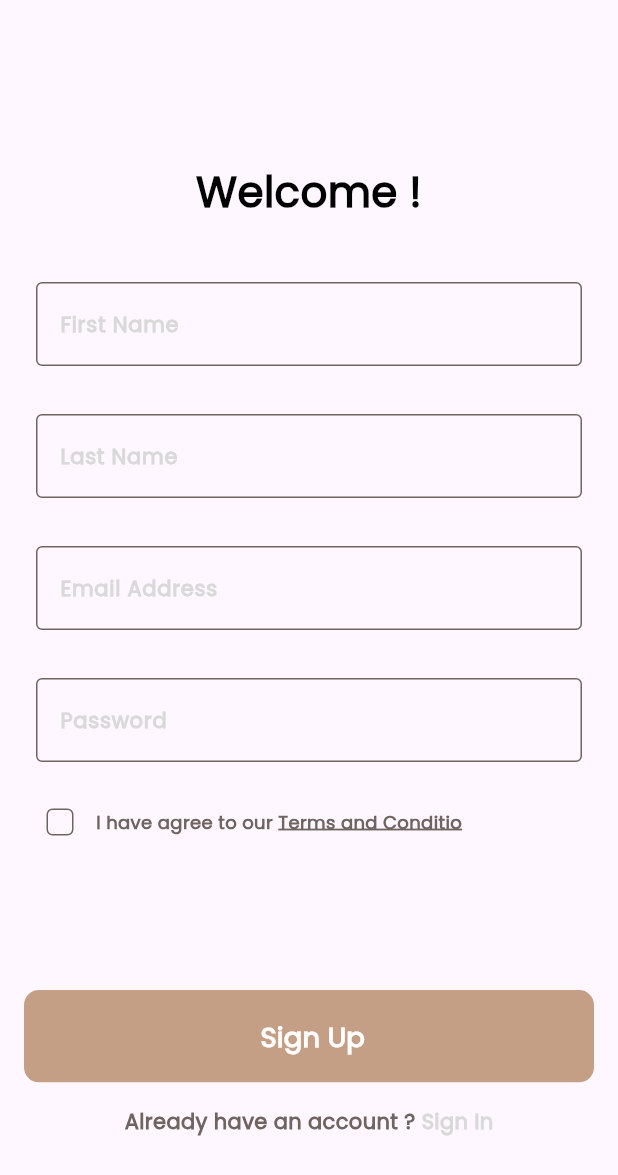
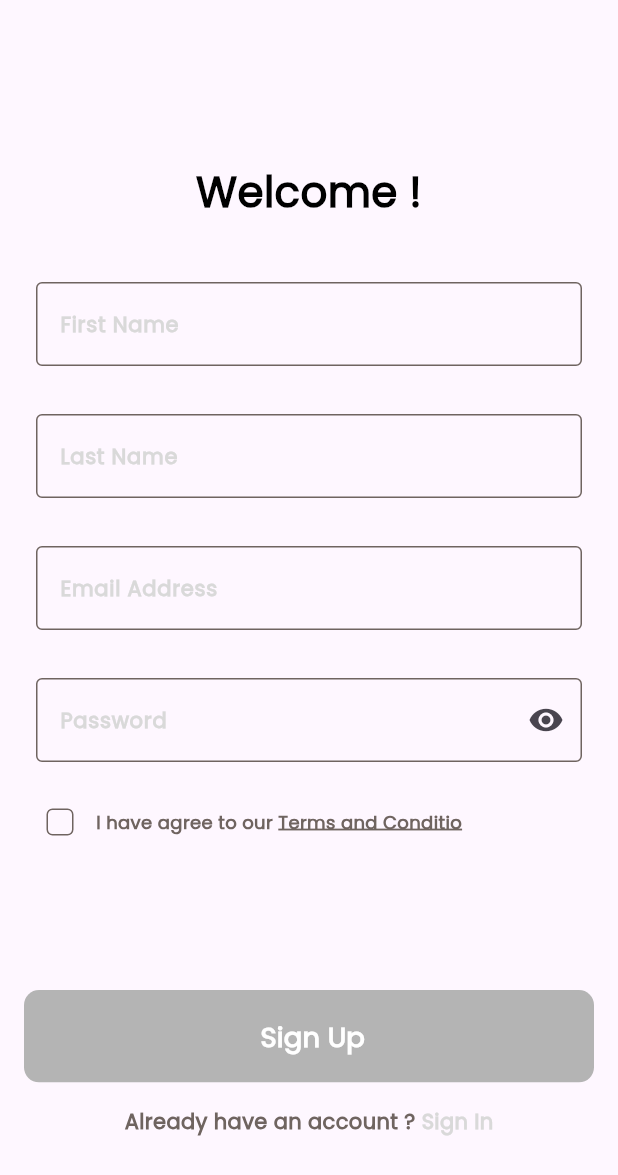
Before and after one commit to Wsamr/dalel-app, a Flutter app: the SignUpView screen opened by its route, on a phone screen of 412 x 824 dp. Shown: the top 1175 px of the screen. Run offline on Flutter 3.47's test engine with Material 3 defaults, Android fonts, the light colour scheme and no system bars; our stand-ins replace device_preview, firebase_auth, firebase_core, flutter_bloc, flutter_screenutil, get_it and 3 more; accounts and stored records are empty.

Commit message:
form validate , add firebase auth , sign up work with cubit

```diff
--- a/lib/core/Routes/app_navigation.dart
+++ b/lib/core/Routes/app_navigation.dart
@@ -1,9 +1,12 @@
 import 'package:dalel_app/core/Routes/routes_name.dart';
+import 'package:dalel_app/core/services/service_locator.dart';
 import 'package:dalel_app/features/auth/presentation/view/sign_in_view.dart';
 import 'package:dalel_app/features/auth/presentation/view/sign_up_view.dart';
+import 'package:dalel_app/features/auth/presentation/auth_cubit/auth_cubit.dart';
 import 'package:dalel_app/features/onboarding/presentation/view/onboarding_VIEW.dart';
 import 'package:dalel_app/features/splash/presentation/views/splash_screen.dart';
 import 'package:flutter/material.dart';
+import 'package:flutter_bloc/flutter_bloc.dart';
 import 'package:go_router/go_router.dart';
 
 class AppNavigation {
@@ -20,12 +23,17 @@ class AppNavigation {
       ),
       GoRoute(
         path: RoutesName.signIn,
-        builder: (BuildContext context, GoRouterState state) =>
-            SignInView(),
-      ),GoRoute(
+        builder: (BuildContext context, GoRouterState state) => BlocProvider(
+          create: (context) => getIt<AuthCubit>(),
+          child: const SignInView(),
+        ),
+      ),
+      GoRoute(
         path: RoutesName.signUp,
-        builder: (BuildContext context, GoRouterState state) =>
-            SignUpView(),
+        builder: (BuildContext context, GoRouterState state) => BlocProvider(
+          create: (context) => getIt<AuthCubit>(),
+          child: const SignUpView(),
+        ),
       ),
     ],
   );
--- /dev/null
+++ b/lib/core/constant/reg_expre_form.dart
@@ -0,0 +1,6 @@
+class RegExpreForm {
+  static const String emailRegex =
+      r"^[a-zA-Z0-9.a-zA-Z0-9.!#$%&'*+-/=?^_`{|}~]+@[a-zA-Z0-9]+\.[a-zA-Z]+";
+  static const String passwordRegex = r'^(?=.*[A-Z])(?=.*\d)[A-Za-z\d@]{6,}$';
+  static const String usernameRegex = r'^[a-zA-Z0-9,.-]+$';
+}
--- /dev/null
+++ b/lib/core/database/cache/cached_keys.dart
@@ -0,0 +1,3 @@
+class CachedKeys {
+  static String isVisited = "IsVisited";
+}
--- a/lib/core/services/service_locator.dart
+++ b/lib/core/services/service_locator.dart
@@ -1,8 +1,10 @@
 import 'package:dalel_app/core/database/cache/cache_helper.dart';
+import 'package:dalel_app/features/auth/presentation/auth_cubit/auth_cubit.dart';
 import 'package:get_it/get_it.dart';
 
 final getIt = GetIt.instance;
 
 void setUpServiceLocator() {
   getIt.registerSingleton<CacheHelper>(CacheHelper());
+  getIt.registerSingleton<AuthCubit>(AuthCubit());
 }
--- a/lib/core/widgets/custom_button_widget.dart
+++ b/lib/core/widgets/custom_button_widget.dart
@@ -5,9 +5,10 @@ import 'package:dalel_app/core/utils/responsive_figma_sizes.dart';
 import 'package:flutter/material.dart';
 
 class CustomButtonWidget extends StatelessWidget {
-  const CustomButtonWidget({super.key, this.title, this.onPressed});
+  CustomButtonWidget({super.key, this.title, this.onPressed, this.color});
   final String? title;
   final void Function()? onPressed;
+  Color? color;
   @override
   Widget build(BuildContext context) {
     return ElevatedButton(
@@ -17,7 +18,7 @@ class CustomButtonWidget extends StatelessWidget {
         shape: RoundedRectangleBorder(
           borderRadius: BorderRadiusGeometry.circular(10),
         ),
-        backgroundColor: AppColor.primaryColor,
+        backgroundColor: color ?? AppColor.primaryColor,
         foregroundColor: AppColor.white,
         fixedSize: Size(double.maxFinite, responsiveWidth(context, 56)),
       ),
--- /dev/null
+++ b/lib/features/auth/presentation/auth_cubit/auth_cubit.dart
@@ -0,0 +1,52 @@
+import 'package:dalel_app/features/auth/presentation/auth_cubit/auth_state.dart';
+import 'package:firebase_auth/firebase_auth.dart';
+import 'package:flutter/material.dart';
+import 'package:flutter_bloc/flutter_bloc.dart';
+
+class AuthCubit extends Cubit<AuthState> {
+  AuthCubit() : super(AuthInitial());
+  String? firstName;
+  String? lastName;
+  String? email;
+  String? password;
+  final golbalKey = GlobalKey<FormState>();
+  bool? termsAndCondition = false;
+  bool? obscureText = true;
+
+  signUpWithPasswordAndEmail() async {
+    try {
+      emit(SignUpLoadingState());
+      await FirebaseAuth.instance.createUserWithEmailAndPassword(
+        email: email!,
+        password: password!,
+      );
+      emit(SignUpLoadedState());
+    } on FirebaseAuthException catch (e) {
+      if (e.code == 'weak-password') {
+        emit(
+          SignUpFailureState(
+            errorMessage: "The password provided is too weak.",
+          ),
+        );
+      } else if (e.code == 'email-already-in-use') {
+        emit(
+          SignUpFailureState(
+            errorMessage: "The account already exists for that email.",
+          ),
+        );
+      }
+    } catch (e) {
+      SignUpFailureState(errorMessage: e.toString());
+    }
+  }
+
+  termsAndConditionUpdate({required newValue}) {
+    termsAndCondition = newValue;
+    emit(TermAndConditionUpdate());
+  }
+
+  hidenPassword(bool obscureText) {
+    this.obscureText = obscureText;
+    emit(HidenPasswordUpdate());
+  }
+}
--- /dev/null
+++ b/lib/features/auth/presentation/auth_cubit/auth_state.dart
@@ -0,0 +1,17 @@
+// ignore_for_file: public_member_api_docs, sort_constructors_first
+abstract class AuthState {}
+
+class AuthInitial extends AuthState {}
+
+class SignUpLoadingState extends AuthState {}
+
+class SignUpLoadedState extends AuthState {}
+
+class SignUpFailureState extends AuthState {
+  String errorMessage;
+  SignUpFailureState({required this.errorMessage});
+}
+
+class TermAndConditionUpdate extends AuthState {}
+
+class HidenPasswordUpdate extends AuthState {}
--- a/lib/features/auth/presentation/view/sign_up_view.dart
+++ b/lib/features/auth/presentation/view/sign_up_view.dart
@@ -1,10 +1,13 @@
 import 'package:dalel_app/core/utils/app_string.dart';
 import 'package:dalel_app/core/widgets/custom_button_widget.dart';
+import 'package:dalel_app/features/auth/presentation/auth_cubit/auth_cubit.dart';
+import 'package:dalel_app/features/auth/presentation/view/widget/custom_sign_up_form.dart';
 import 'package:dalel_app/features/auth/presentation/view/widget/custom_text_form_widget.dart';
 import 'package:dalel_app/features/auth/presentation/view/widget/have_an_account_widget.dart';
 import 'package:dalel_app/features/auth/presentation/view/widget/terms_and_conditions.dart';
 import 'package:dalel_app/features/auth/presentation/view/widget/welcome_text_widget.dart';
 import 'package:flutter/material.dart';
+import 'package:flutter_bloc/flutter_bloc.dart';
 
 class SignUpView extends StatelessWidget {
   const SignUpView({super.key});
@@ -22,30 +25,7 @@ class SignUpView extends StatelessWidget {
                 child: WelcomeTextWidget(text: AppString.welcome),
               ),
               const SliverToBoxAdapter(child: SizedBox(height: 8)),
-              const SliverToBoxAdapter(
-                child: CustomTextFormWidget(text: AppString.firstName),
-              ),
-
-              const SliverToBoxAdapter(
-                child: CustomTextFormWidget(text: AppString.lastName),
-              ),
-
-              const SliverToBoxAdapter(
-                child: CustomTextFormWidget(text: AppString.emailAddress),
-              ),
-
-              const SliverToBoxAdapter(
-                child: CustomTextFormWidget(text: AppString.password),
-              ),
-              const SliverToBoxAdapter(child: SizedBox(height: 16)),
-              const SliverToBoxAdapter(child: TermsAndConditions()),
-              const SliverToBoxAdapter(child: SizedBox(height: 88)),
-              SliverToBoxAdapter(
-                child: CustomButtonWidget(
-                  onPressed: () {},
-                  title: AppString.signUp,
-                ),
-              ),
+              SliverToBoxAdapter(child: CustomSignUpForm()),
               const SliverToBoxAdapter(child: SizedBox(height: 16)),
               const SliverToBoxAdapter(
                 child: HaveAnAccountWidget(
--- a/lib/features/auth/presentation/view/widget/custom_check_box_widget.dart
+++ b/lib/features/auth/presentation/view/widget/custom_check_box_widget.dart
@@ -1,5 +1,7 @@
 import 'package:dalel_app/core/utils/app_color.dart';
+import 'package:dalel_app/features/auth/presentation/auth_cubit/auth_cubit.dart';
 import 'package:flutter/material.dart';
+import 'package:flutter_bloc/flutter_bloc.dart';
 
 class CustomCheckBoxWidget extends StatefulWidget {
   const CustomCheckBoxWidget({super.key});
@@ -19,6 +21,9 @@ class _CustomCheckBoxWidgetState extends State<CustomCheckBoxWidget> {
       side: BorderSide(color: AppColor.deepGrey),
       value: value,
       onChanged: (newValue) {
+        BlocProvider.of<AuthCubit>(
+          context,
+        ).termsAndConditionUpdate(newValue: newValue);
         value = newValue;
         setState(() {});
       },
--- /dev/null
+++ b/lib/features/auth/presentation/view/widget/custom_sign_up_form.dart
@@ -0,0 +1,86 @@
+import 'package:dalel_app/core/utils/app_color.dart';
+import 'package:dalel_app/core/utils/app_string.dart';
+import 'package:dalel_app/core/utils/auth_validator.dart';
+import 'package:dalel_app/core/widgets/custom_button_widget.dart';
+import 'package:dalel_app/features/auth/presentation/auth_cubit/auth_cubit.dart';
+import 'package:dalel_app/features/auth/presentation/auth_cubit/auth_state.dart';
+import 'package:dalel_app/features/auth/presentation/view/widget/custom_text_form_widget.dart';
+import 'package:dalel_app/features/auth/presentation/view/widget/terms_and_conditions.dart';
+import 'package:flutter/material.dart';
+import 'package:flutter_bloc/flutter_bloc.dart';
+
+class CustomSignUpForm extends StatelessWidget {
+  const CustomSignUpForm({super.key});
+
+  @override
+  Widget build(BuildContext context) {
+    return BlocConsumer<AuthCubit, AuthState>(
+      listener: (context, state) {
+        // TODO: implement listener
+      },
+      builder: (context, state) {
+        AuthCubit authCubit = BlocProvider.of<AuthCubit>(context);
+        return Form(
+          key: authCubit.golbalKey,
+          child: Column(
+            children: [
+              CustomTextFormWidget(
+                text: AppString.firstName,
+                onChanged: (value) {
+                  authCubit.firstName = value;
+                },
+                validatorl: (val) => Validator.validateName(val),
+              ),
+              CustomTextFormWidget(
+                text: AppString.lastName,
+                onChanged: (val) {
+                  authCubit.lastName = val;
+                },
+                validatorl: (val) => Validator.validateName(val),
+              ),
+              CustomTextFormWidget(
+                text: AppString.emailAddress,
+                onChanged: (val) {
+                  authCubit.email = val;
+                },
+                validatorl: (val) => Validator.validateEmail(val),
+              ),
+              CustomTextFormWidget(
+                text: AppString.password,
+                onChanged: (val) {
+                  authCubit.password = val;
+                },
+                validatorl: (val) => Validator.validatePassword(val),
+                obscureText: authCubit.obscureText,
+                suffixIcon: IconButton(
+                  onPressed: () {
+                    authCubit.hidenPassword(!authCubit.obscureText!);
+                  },
+                  icon: authCubit.obscureText == true
+                      ? Icon(Icons.visibility)
+                      : Icon(Icons.visibility_off),
+                ),
+              ),
+              SizedBox(height: 16),
+              TermsAndConditions(),
+              SizedBox(height: 88),
+              CustomButtonWidget(
+                onPressed: () async {
+                  if (authCubit.termsAndCondition == true) {
+                    if (authCubit.golbalKey.currentState!.validate()) {
+                      await authCubit.signUpWithPasswordAndEmail();
+                    }
+                  }
+                },
+                title: AppString.signUp,
+                color: authCubit.termsAndCondition == true
+                    ? null
+                    : AppColor.grey,
+              ),
+            ],
+          ),
+        );
+      },
+    );
+  }
+}
--- a/lib/features/auth/presentation/view/widget/custom_text_form_widget.dart
+++ b/lib/features/auth/presentation/view/widget/custom_text_form_widget.dart
@@ -3,18 +3,39 @@ import 'package:dalel_app/core/utils/app_text_style.dart';
 import 'package:flutter/material.dart';
 
 class CustomTextFormWidget extends StatelessWidget {
-  const CustomTextFormWidget({super.key, required this.text});
+  CustomTextFormWidget({
+    super.key,
+    required this.text,
+    this.onChanged,
+    this.validatorl,
+    this.suffixIcon,
+    this.obscureText,
+  });
   final String text;
+  Widget? suffixIcon;
+  bool? obscureText;
+  void Function(String)? onChanged;
+  String? Function(String?)? validatorl;
   @override
   Widget build(BuildContext context) {
     return Padding(
       padding: const EdgeInsets.only(left: 8.0, right: 8.0, top: 32),
       child: TextFormField(
+        validator: validatorl,
+        onChanged: onChanged,
+        obscureText: obscureText ?? false,
         decoration: InputDecoration(
+          suffixIcon: suffixIcon,
           labelText: text,
           labelStyle: AppTextStyle.poppins(size: 14, color: AppColor.lightGrey),
           enabledBorder: getOutlineInputBorder(),
           focusedBorder: getOutlineInputBorder(),
+          errorBorder: getOutlineInputBorder().copyWith(
+            borderSide: BorderSide(color: Colors.red),
+          ),
+          focusedErrorBorder: getOutlineInputBorder().copyWith(
+            borderSide: BorderSide(color: Colors.red),
+          ),
         ),
       ),
     );
--- a/lib/features/splash/presentation/views/splash_screen.dart
+++ b/lib/features/splash/presentation/views/splash_screen.dart
@@ -1,5 +1,6 @@
 import 'package:dalel_app/core/Routes/routes_name.dart';
 import 'package:dalel_app/core/database/cache/cache_helper.dart';
+import 'package:dalel_app/core/database/cache/cached_keys.dart';
 import 'package:dalel_app/core/functions/navigtion_fun.dart';
 import 'package:dalel_app/core/services/service_locator.dart';
 import 'package:dalel_app/core/utils/app_color.dart';
@@ -18,7 +19,7 @@ class SplashScreen extends StatefulWidget {
 class _SplashScreenState extends State<SplashScreen> {
   @override
   void initState() {
-    bool? isVisited = getIt<CacheHelper>().getData("IsVisited", bool) ?? false;
+    bool? isVisited = getIt<CacheHelper>().getData(CachedKeys.isVisited, bool) ?? false;
     print(isVisited);
     if (isVisited == true) {
       delayedNavigation(context, RoutesName.signUp);
--- a/lib/main.dart
+++ b/lib/main.dart
@@ -1,15 +1,20 @@
 import 'package:dalel_app/core/Routes/app_navigation.dart';
 import 'package:dalel_app/core/database/cache/cache_helper.dart';
+import 'package:dalel_app/core/functions/follow_state_changes.dart';
 import 'package:dalel_app/core/services/service_locator.dart';
+import 'package:dalel_app/firebase_options.dart';
 import 'package:device_preview/device_preview.dart';
+import 'package:firebase_core/firebase_core.dart';
 import 'package:flutter/material.dart';
 import 'package:flutter_screenutil/flutter_screenutil.dart';
 
 void main() async {
   // runApp(DevicePreview(builder: (context) => Dalel()));
   WidgetsFlutterBinding.ensureInitialized();
+  await Firebase.initializeApp(options: DefaultFirebaseOptions.currentPlatform);
   setUpServiceLocator();
   await getIt<CacheHelper>().init();
+  followStateChanges();
   runApp(const Dalel());
 }
 
--- a/pubspec.yaml
+++ b/pubspec.yaml
@@ -30,6 +30,8 @@ environment:
 dependencies:
   cupertino_icons: ^1.0.8
   device_preview: ^1.3.1
+  firebase_auth: ^6.0.1
+  firebase_core: ^4.0.0
   flutter:
     sdk: flutter
   flutter_bloc: ^9.1.1
```
Also changed, not shown: lib/core/functions/follow_state_changes.dart (added, +11 -0 lines), lib/core/utils/auth_validator.dart (added, +67 -0 lines), lib/features/onboarding/presentation/view/onboarding_view.dart (+4 -3 lines), firebase.json (added), lib/firebase_options.dart (added), pubspec.lock, 6 other files.
